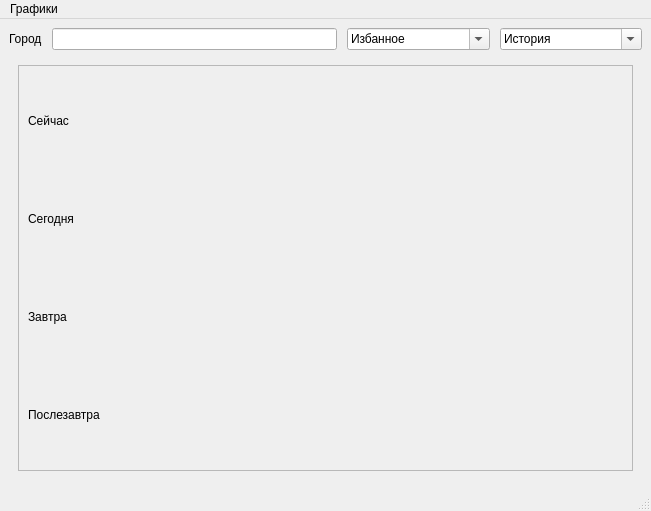
The window that main_form.ui (pAVlicSim/wather_pyside) describes before a commit, drawn with Qt 5.
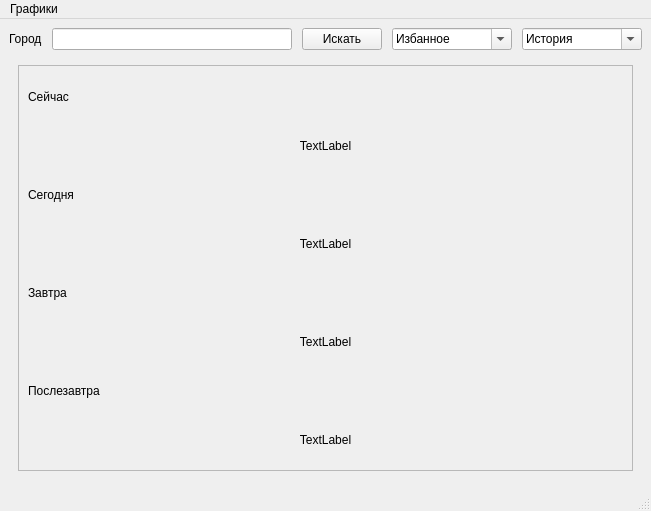
The same window after the commit.

```diff
--- a/main_form.ui
+++ b/main_form.ui
@@ -18,7 +18,7 @@
     <item>
      <layout class="QVBoxLayout" name="verticalLayout_2" stretch="0,1">
       <item>
-       <layout class="QHBoxLayout" name="horizontalLayout" stretch="0,2,1,1">
+       <layout class="QHBoxLayout" name="horizontalLayout" stretch="0,2,0,1,1">
         <property name="spacing">
          <number>10</number>
         </property>
@@ -32,6 +32,16 @@
         <item>
          <widget class="QLineEdit" name="city_edit"/>
         </item>
+        <item>
+         <widget class="QPushButton" name="push_search">
+          <property name="text">
+           <string>Искать</string>
+          </property>
+          <property name="checkable">
+           <bool>false</bool>
+          </property>
+         </widget>
+        </item>
         <item>
          <widget class="QComboBox" name="combo_favorites">
           <property name="editable">
@@ -85,6 +95,16 @@
                </property>
               </widget>
              </item>
+             <item>
+              <widget class="QLabel" name="label_now">
+               <property name="text">
+                <string>TextLabel</string>
+               </property>
+               <property name="alignment">
+                <set>Qt::AlignCenter</set>
+               </property>
+              </widget>
+             </item>
              <item>
               <widget class="QLabel" name="label_3">
                <property name="text">
@@ -92,6 +112,16 @@
                </property>
               </widget>
              </item>
+             <item>
+              <widget class="QLabel" name="label_today">
+               <property name="text">
+                <string>TextLabel</string>
+               </property>
+               <property name="alignment">
+                <set>Qt::AlignCenter</set>
+               </property>
+              </widget>
+             </item>
              <item>
               <widget class="QLabel" name="label_4">
                <property name="text">
@@ -99,6 +129,16 @@
                </property>
               </widget>
              </item>
+             <item>
+              <widget class="QLabel" name="label_tomorrow">
+               <property name="text">
+                <string>TextLabel</string>
+               </property>
+               <property name="alignment">
+                <set>Qt::AlignCenter</set>
+               </property>
+              </widget>
+             </item>
              <item>
               <widget class="QLabel" name="label_5">
                <property name="text">
@@ -106,6 +146,16 @@
                </property>
               </widget>
              </item>
+             <item>
+              <widget class="QLabel" name="label_after_tomorrow">
+               <property name="text">
+                <string>TextLabel</string>
+               </property>
+               <property name="alignment">
+                <set>Qt::AlignCenter</set>
+               </property>
+              </widget>
+             </item>
             </layout>
            </widget>
           </widget>
```
